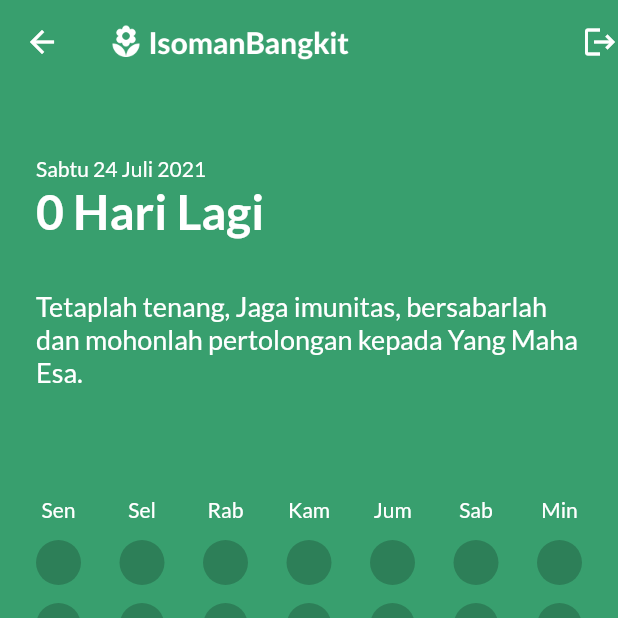
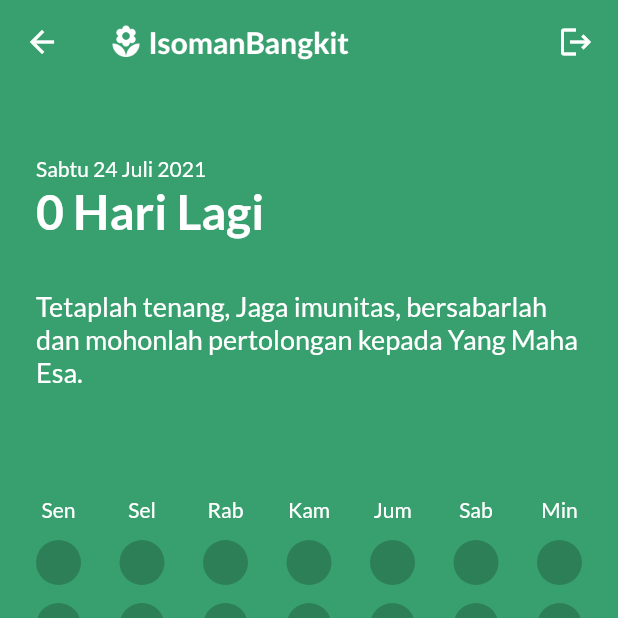
Before and after one commit to nahlmb/IsomanBaik, a Flutter app: the IsomanHomeView screen opened by its route, on a phone screen of 412 x 824 dp, the top half of it. Run offline on Flutter 3.47's test engine with Material 2 defaults, Android fonts, the light colour scheme and no system bars; our stand-ins replace dio, get, google_fonts; missing offline and left inert: sp_util.

Commit message:
add padding isoman

```diff
--- a/lib/view/isoman/isoman_home_view.dart
+++ b/lib/view/isoman/isoman_home_view.dart
@@ -23,7 +23,10 @@ class IsomanHomeView extends StatelessWidget {
                   viewModel.quitIsoman();
                   Get.offNamed(RoutesName.PREVENT_HOME);
                 },
-                child: Icon(Icons.logout))
+                child: Padding(
+                  padding: const EdgeInsets.only(right: 16.0),
+                  child: Icon(Icons.logout),
+                ))
           ]),
       body: ListView(
         children: [
```
